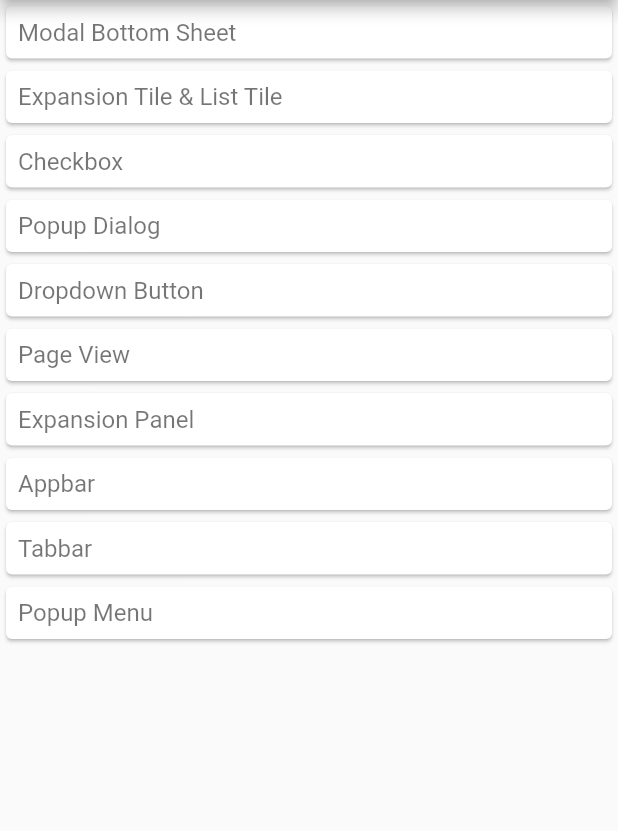
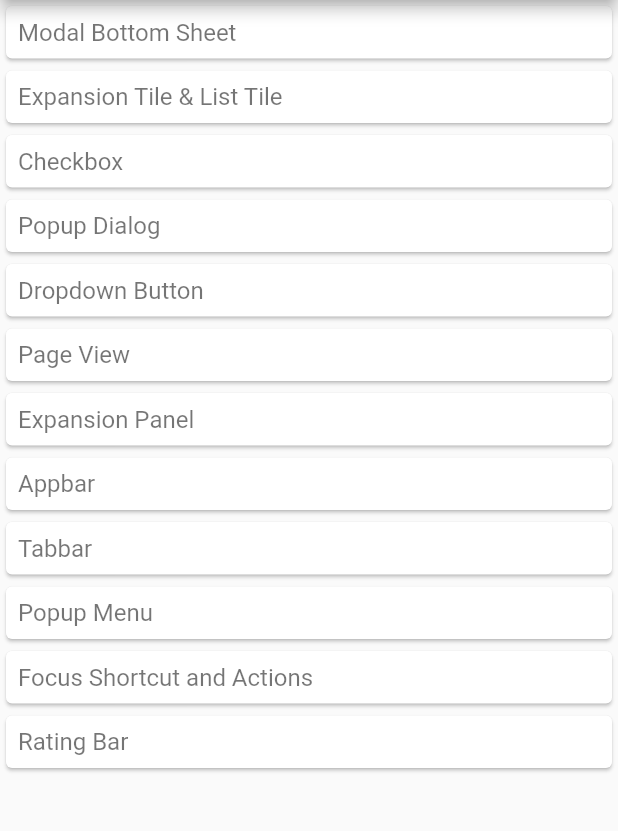
Before and after one commit to aimahdi/flutter_widgets_learning, a Flutter app: the screen it shows after launch, on a phone screen of 412 x 824 dp, the part 84-915 px from its top. Run offline on Flutter 3.47's test engine with Material 2 defaults, Android fonts, the phone set to English and light mode, and no system bars; our stand-ins replace flutter_rating_bar.

Commit message:
Focus and Rating bar added

```diff
--- a/lib/main.dart
+++ b/lib/main.dart
@@ -4,10 +4,12 @@ import 'package:widgets_learning/checkbox_screen.dart';
 import 'package:widgets_learning/dropdown_button_screen.dart';
 import 'package:widgets_learning/expansion_panel_screen.dart';
 import 'package:widgets_learning/expansion_tile_and_list_tile_screen.dart';
+import 'package:widgets_learning/focus_shortcuts_actions_screen.dart';
 import 'package:widgets_learning/modal_botttom_sheet_screen.dart';
 import 'package:widgets_learning/page_view_screen.dart';
 import 'package:widgets_learning/popup_dialog_screen.dart';
 import 'package:widgets_learning/popup_menu_screen.dart';
+import 'package:widgets_learning/rating_bar_screen.dart';
 import 'package:widgets_learning/tabbar_screen.dart';
 
 void main() {
@@ -42,7 +44,9 @@ class MyHomePage extends StatelessWidget {
   'Expansion Panel',
   'Appbar',
   'Tabbar',
-  'Popup Menu'];
+  'Popup Menu',
+  'Focus Shortcut and Actions',
+  'Rating Bar'];
 
   @override
   Widget build(BuildContext context) {
@@ -85,6 +89,12 @@ class MyHomePage extends StatelessWidget {
                   }else if(widgets[index] == 'Popup Menu'){
                     Navigator.of(context).push(MaterialPageRoute(
                         builder: (context) =>  PopupMenuScreen()));
+                  }else if(widgets[index] == 'Focus Shortcut and Actions'){
+                    Navigator.of(context).push(MaterialPageRoute(
+                        builder: (context) =>  FocusShortcutsActionsScreen()));
+                  }else if(widgets[index] == 'Rating Bar'){
+                    Navigator.of(context).push(MaterialPageRoute(
+                        builder: (context) =>  RatingBarScreen()));
                   }
                 },
                 child: Card(
--- a/pubspec.yaml
+++ b/pubspec.yaml
@@ -34,6 +34,7 @@ dependencies:
   # The following adds the Cupertino Icons font to your application.
   # Use with the CupertinoIcons class for iOS style icons.
   cupertino_icons: ^1.0.2
+  flutter_rating_bar: ^4.0.1
 
 dev_dependencies:
   flutter_test:
```
Also changed, not shown: lib/focus_shortcuts_actions_screen.dart (added, +18 -0 lines), lib/rating_bar_screen.dart (added, +32 -0 lines), pubspec.lock.
